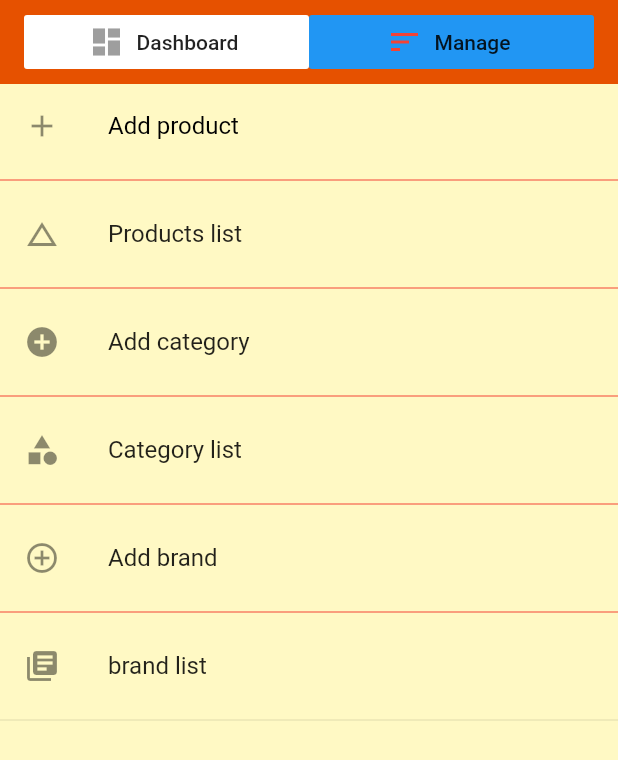
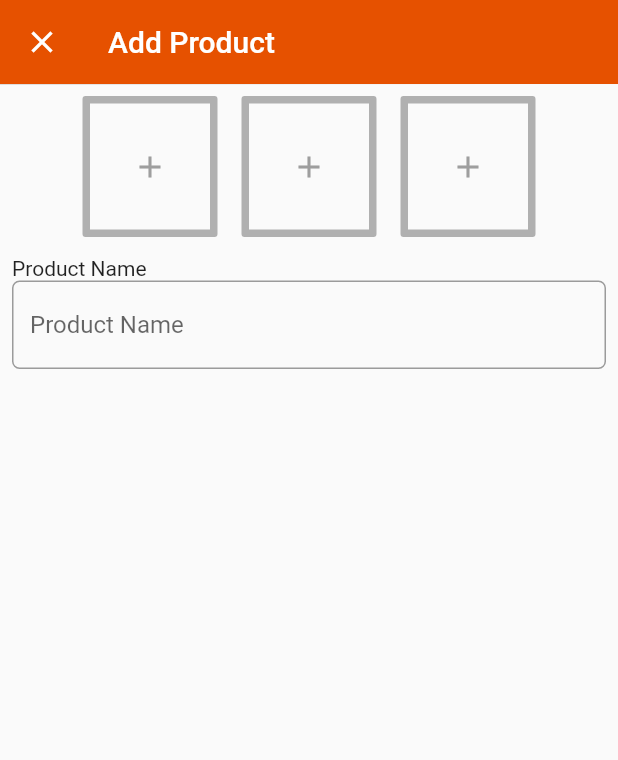
Before and after one commit to atm1504/atmmart-admin, a Flutter app: the screen it shows after launch, after a tap on "Manage", after a tap on "Add product", on a phone screen of 412 x 824 dp. Shown: the top 760 px of the screen. Run offline on Flutter 3.47's test engine with Material 2 defaults, Android fonts, the phone set to English and light mode, and no system bars; our stand-ins replace cloud_firestore, fluttertoast; accounts and stored records are empty.

Commit message:
feat: Add product

```diff
--- /dev/null
+++ b/lib/screens/add_product.dart
@@ -0,0 +1,119 @@
+import 'package:atmmartadmin/utils/colors.dart';
+import 'package:flutter/material.dart';
+import 'dart:convert';
+
+class AddProduct extends StatefulWidget {
+  @override
+  _AddProductState createState() => _AddProductState();
+}
+
+class _AddProductState extends State<AddProduct> {
+  GlobalKey<FormState> _formKey = GlobalKey<FormState>();
+  TextEditingController productNameController = TextEditingController();
+  @override
+  Widget build(BuildContext context) {
+    return Scaffold(
+      appBar: AppBar(
+        backgroundColor: orange900,
+        elevation: 0.2,
+        title: Text(
+          "Add Product",
+          style: TextStyle(color: white),
+        ),
+        leading: Icon(
+          Icons.close,
+          color: white,
+        ),
+      ),
+      body: Form(
+        key: _formKey,
+        child: ListView(
+          children: <Widget>[
+            Row(
+              crossAxisAlignment: CrossAxisAlignment.center,
+              mainAxisAlignment: MainAxisAlignment.center,
+              children: <Widget>[
+                Padding(
+                  padding: const EdgeInsets.all(8.0),
+                  child: OutlineButton(
+                    borderSide:
+                        BorderSide(color: grey.withOpacity(0.8), width: 5),
+                    onPressed: () {},
+                    child: Padding(
+                      padding: const EdgeInsets.fromLTRB(17, 35, 17, 35),
+                      child: Icon(
+                        Icons.add,
+                        color: grey,
+                      ),
+                    ),
+                  ),
+                ),
+                Padding(
+                  padding: const EdgeInsets.all(8.0),
+                  child: OutlineButton(
+                    borderSide:
+                        BorderSide(color: grey.withOpacity(0.8), width: 5),
+                    onPressed: () {},
+                    child: Padding(
+                      padding: const EdgeInsets.fromLTRB(17, 35, 17, 35),
+                      child: Icon(
+                        Icons.add,
+                        color: grey,
+                      ),
+                    ),
+                  ),
+                ),
+                Padding(
+                  padding: const EdgeInsets.all(8.0),
+                  child: OutlineButton(
+                    borderSide:
+                        BorderSide(color: grey.withOpacity(0.8), width: 5),
+                    onPressed: () {},
+                    child: Padding(
+                      padding: const EdgeInsets.fromLTRB(17, 35, 17, 35),
+                      child: Icon(
+                        Icons.add,
+                        color: grey,
+                      ),
+                    ),
+                  ),
+                ),
+              ],
+            ),
+            // TextField to take product name
+            Padding(
+              padding: const EdgeInsets.fromLTRB(8.0, 5, 8, 5),
+              child: Column(
+                mainAxisAlignment: MainAxisAlignment.start,
+                crossAxisAlignment: CrossAxisAlignment.start,
+                children: <Widget>[
+                  Text(
+                    "Product Name",
+                    textAlign: TextAlign.start,
+                  ),
+                  TextFormField(
+                    controller: productNameController,
+                    decoration: InputDecoration(
+                      hintText: "Product Name",
+                      border: OutlineInputBorder(
+                        borderRadius: BorderRadius.circular(5),
+                        borderSide: BorderSide(color: red),
+                      ),
+                    ),
+                    validator: (value) {
+                      if (value.isEmpty) {
+                        return "You must enter the product name";
+                      } else if (value.length > 20) {
+                        return "Product name must be less than 20 characters";
+                      }
+                    },
+                  ),
+                ],
+              ),
+            ),
+          ],
+        ),
+      ),
+    );
+  }
+}
--- a/lib/screens/admin.dart
+++ b/lib/screens/admin.dart
@@ -1,5 +1,6 @@
 import 'package:atmmartadmin/db/brand.dart';
 import 'package:atmmartadmin/db/category.dart';
+import 'package:atmmartadmin/screens/add_product.dart';
 import 'package:atmmartadmin/utils/utils.dart';
 import 'package:flutter/material.dart';
 
@@ -206,7 +207,10 @@ class _AdminState extends State<Admin> {
                   "Add product",
                   style: TextStyle(color: Colors.black),
                 ),
-                onTap: () {},
+                onTap: () {
+                  Navigator.push(
+                      context, MaterialPageRoute(builder: (_) => AddProduct()));
+                },
               ),
               Divider(
                 color: Colors.red,
--- /dev/null
+++ b/lib/utils/colors.dart
@@ -0,0 +1,8 @@
+import 'package:flutter/material.dart';
+
+Color white = Colors.white;
+Color black = Colors.black87;
+Color grey = Colors.grey;
+Color red = Colors.red;
+Color blue = Colors.blue;
+Color orange900 = Colors.orange[900];
```
Also changed, not shown: 2 other files.
